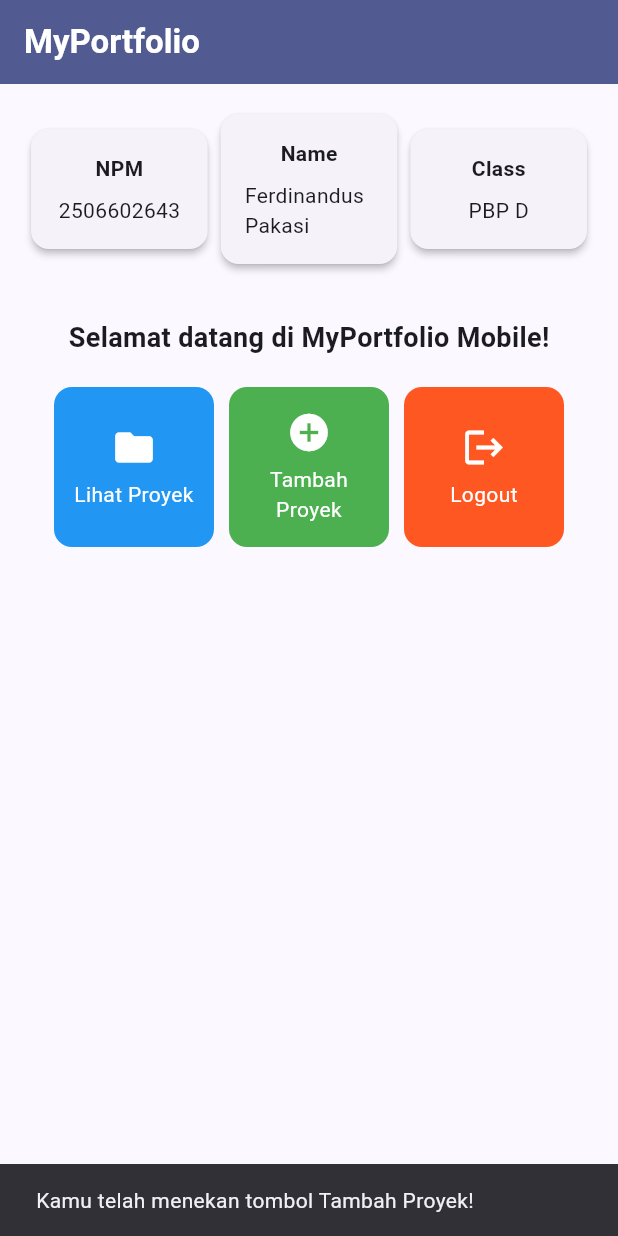
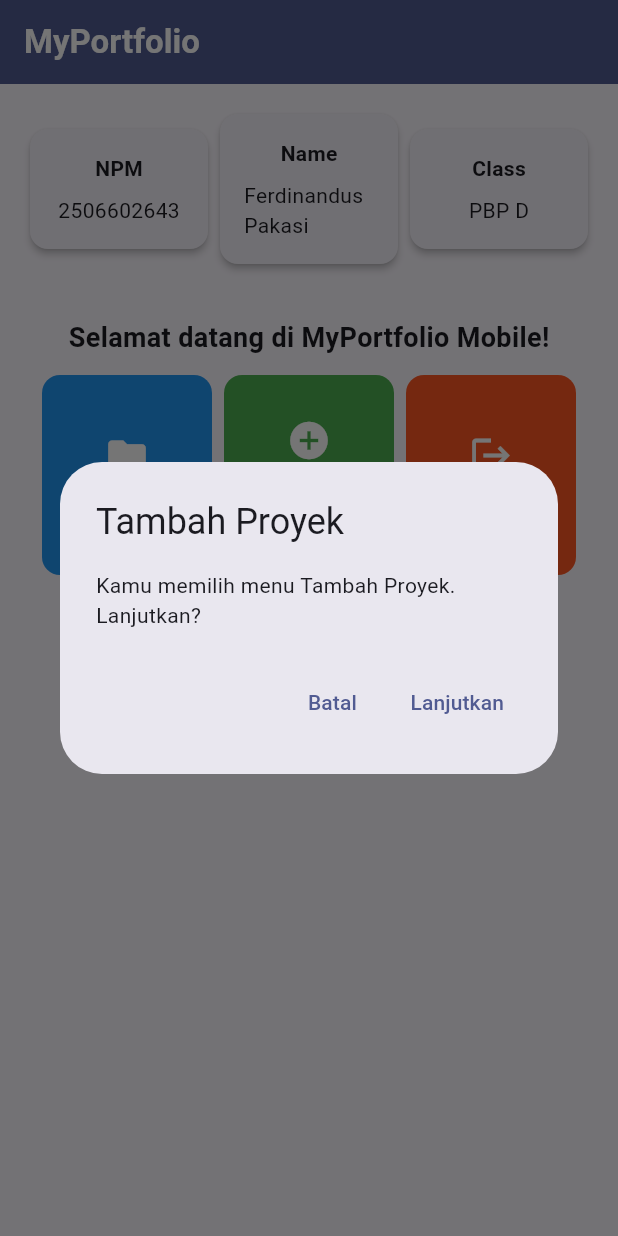
Before and after one commit to ferdinanduspakasi/myportofolio_mobile, a Flutter app: the screen it shows after launch, after a tap on "Tambah Proyek", on a phone screen of 412 x 824 dp. Run offline on Flutter 3.47's test engine with Material 3 defaults, Android fonts, the phone set to English and light mode, and no system bars.

Commit message:
fix: revert extra feature and resolve widget layout and dialog test failures

```diff
--- a/lib/menu.dart
+++ b/lib/menu.dart
@@ -32,11 +32,10 @@ class MyHomePage extends StatelessWidget {
           children: [
             // Baris horizontal untuk menampilkan 3 InfoCard secara sejajar.
             Row(
-              mainAxisAlignment: MainAxisAlignment.spaceEvenly,
               children: [
-                InfoCard(title: 'NPM', content: npm),
-                InfoCard(title: 'Name', content: nama),
-                InfoCard(title: 'Class', content: kelas),
+                Expanded(child: InfoCard(title: 'NPM', content: npm)),
+                Expanded(child: InfoCard(title: 'Name', content: nama)),
+                Expanded(child: InfoCard(title: 'Class', content: kelas)),
               ],
             ),
             const SizedBox(height: 16.0),
@@ -57,10 +56,11 @@ class MyHomePage extends StatelessWidget {
                   // GridView menampilkan kartu tombol dalam tata letak kisi 3 kolom.
                   GridView.count(
                     primary: true,
-                    padding: const EdgeInsets.all(20),
-                    crossAxisSpacing: 10,
-                    mainAxisSpacing: 10,
+                    padding: const EdgeInsets.all(12),
+                    crossAxisSpacing: 8,
+                    mainAxisSpacing: 8,
                     crossAxisCount: 3,
+                    childAspectRatio: 0.85,
                     // shrinkWrap agar ukuran kisi menyesuaikan tinggi konten anak.
                     shrinkWrap: true,
                     children: items.map((ItemHomepage item) {
@@ -90,8 +90,6 @@ class InfoCard extends StatelessWidget {
       // Memberikan efek bayangan kartu elevasi 2 unit.
       elevation: 2.0,
       child: Container(
-        // Menyesuaikan lebar kartu dengan proporsi layar (dibagi 3.5).
-        width: MediaQuery.of(context).size.width / 3.5,
         padding: const EdgeInsets.all(16.0),
         // Menyusun teks title dan content secara vertikal.
         child: Column(
@@ -122,17 +120,57 @@ class ItemCard extends StatelessWidget {
   @override
   Widget build(BuildContext context) {
     return Material(
-      // Warna latar kartu diambil dari atribut color pada model ItemHomepage.
+      // Menggunakan warna sekunder dari skema tema aplikasi.
       color: item.color,
       borderRadius: BorderRadius.circular(12),
       child: InkWell(
-        // Aksi ketika kartu ditekan: menampilkan SnackBar sesuai nama tombol.
-        onTap: () {
+        // Aksi ketika kartu ditekan oleh pengguna.
+        onTap: () async {
+          String? resultMessage;
+
+          if (item.name == 'Tambah Proyek') {
+            final bool? confirmed = await showDialog<bool>(
+              context: context,
+              builder: (BuildContext dialogContext) {
+                return AlertDialog(
+                  title: const Text('Tambah Proyek'),
+                  content: const Text(
+                    'Kamu memilih menu Tambah Proyek. Lanjutkan?',
+                  ),
+                  actions: [
+                    TextButton(
+                      onPressed: () => Navigator.of(dialogContext).pop(false),
+                      child: const Text('Batal'),
+                    ),
+                    TextButton(
+                      onPressed: () => Navigator.of(dialogContext).pop(true),
+                      child: const Text('Lanjutkan'),
+                    ),
+                  ],
+                );
+              },
+            );
+
+            resultMessage = confirmed == true
+                ? 'Tambah Proyek dilanjutkan. Formulir belum tersedia.'
+                : 'Tambah Proyek dibatalkan.';
+          }
+
+          if (!context.mounted) return;
+
+          // Menampilkan SnackBar setelah dialog ditutup.
           ScaffoldMessenger.of(context)
             ..hideCurrentSnackBar()
             ..showSnackBar(
               SnackBar(
-                content: Text("Kamu telah menekan tombol ${item.name}!"),
+                content: Column(
+                  mainAxisSize: MainAxisSize.min,
+                  crossAxisAlignment: CrossAxisAlignment.start,
+                  children: [
+                    Text('Kamu telah menekan tombol ${item.name}!'),
+                    if (resultMessage != null) Text(resultMessage),
+                  ],
+                ),
               ),
             );
         },
```
